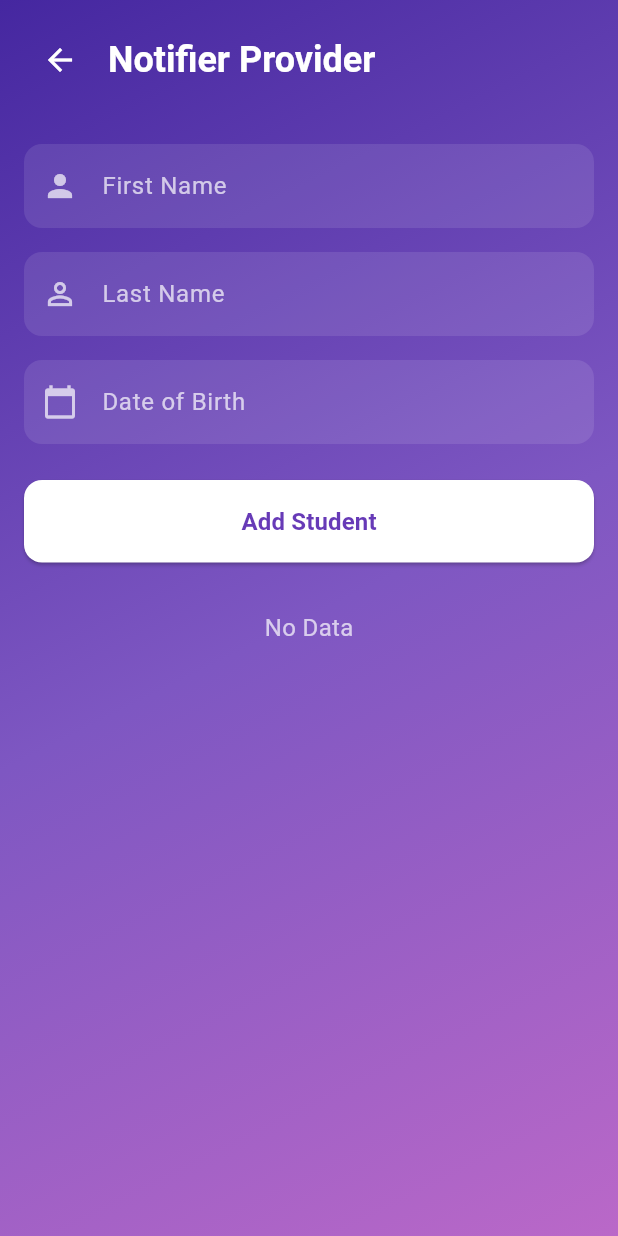
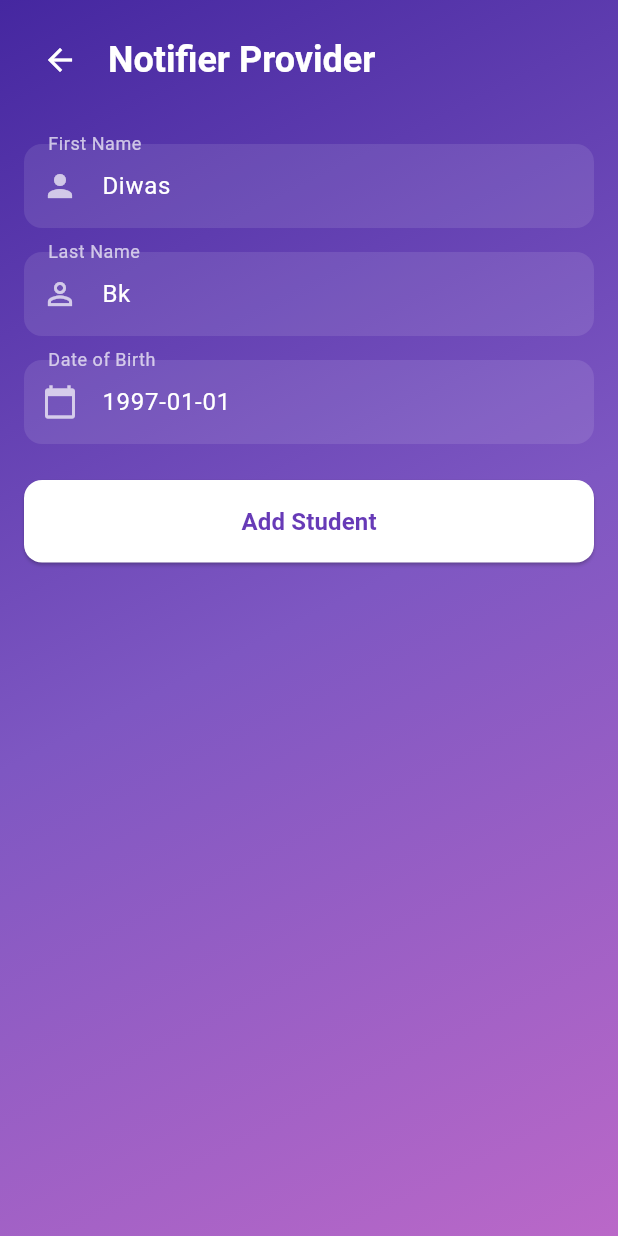
Before and after one commit to diwasbk/Flutter-Learning-App, a Flutter app: the screen it shows after launch, after a tap on "Notifier Provider", on a phone screen of 412 x 824 dp. Run offline on Flutter 3.47's test engine with Material 3 defaults, Android fonts, the phone set to English and light mode, and no system bars; our stand-ins replace flutter_riverpod.

Commit message:
Show Added Student Data in the UI

```diff
--- a/lib/screens/notifier_provider_screen.dart
+++ b/lib/screens/notifier_provider_screen.dart
@@ -1,4 +1,6 @@
 import 'package:flutter/material.dart';
+import 'package:flutter_learning_app/models/student_model.dart';
+import 'package:flutter_learning_app/view_models/student_view_model.dart';
 import 'package:flutter_riverpod/flutter_riverpod.dart';
 
 class NotifierProviderScreen extends ConsumerStatefulWidget {
@@ -15,8 +17,11 @@ class _NotifierProviderScreenState
   final lNameController = TextEditingController(text: "Bk");
   final dobController = TextEditingController(text: "1997-01-01");
 
+  final _formKey = GlobalKey<FormState>();
+
   @override
   Widget build(BuildContext context) {
+    final studentViewModel = ref.watch(StudentViewModelProvider);
     return Scaffold(
       body: Container(
         decoration: BoxDecoration(
@@ -31,6 +36,8 @@ class _NotifierProviderScreenState
           ),
         ),
         child: SafeArea(
+          child: Form(
+            key: _formKey,
             child: Column(
               crossAxisAlignment: CrossAxisAlignment.start,
               children: [
@@ -60,6 +67,7 @@ class _NotifierProviderScreenState
                     child: Column(
                       children: [
                         TextFormField(
+                          controller: fNameController,
                           decoration: InputDecoration(
                             labelText: 'First Name',
                             labelStyle: const TextStyle(color: Colors.white70),
@@ -78,6 +86,7 @@ class _NotifierProviderScreenState
                         ),
                         const SizedBox(height: 16),
                         TextFormField(
+                          controller: lNameController,
                           decoration: InputDecoration(
                             labelText: 'Last Name',
                             labelStyle: const TextStyle(color: Colors.white70),
@@ -96,6 +105,7 @@ class _NotifierProviderScreenState
                         ),
                         const SizedBox(height: 16),
                         TextFormField(
+                          controller: dobController,
                           decoration: InputDecoration(
                             labelText: 'Date of Birth',
                             labelStyle: const TextStyle(color: Colors.white70),
@@ -117,7 +127,16 @@ class _NotifierProviderScreenState
                         SizedBox(
                           width: double.infinity,
                           child: ElevatedButton(
-                          onPressed: () {},
+                            onPressed: () {
+                              if (_formKey.currentState!.validate()) {
+                                final student = StudentModel(
+                                  fName: fNameController.text,
+                                  lName: lNameController.text,
+                                  dob: dobController.text,
+                                );
+                                ref.read(StudentViewModelProvider.notifier).addStudent(student);
+                              }
+                            },
                             style: ElevatedButton.styleFrom(
                               backgroundColor: Colors.white,
                               foregroundColor: Colors.deepPurple,
@@ -136,9 +155,29 @@ class _NotifierProviderScreenState
                           ),
                         ),
                         const SizedBox(height: 32),
-                      const Text(
-                        'No Data',
-                        style: TextStyle(color: Colors.white70, fontSize: 16),
+                        // Check State
+                        studentViewModel.isLoading ? const CircularProgressIndicator() : ListView.builder(
+                                shrinkWrap: true,
+                                physics: const NeverScrollableScrollPhysics(),
+                                itemCount: studentViewModel.lstStudents.length,
+                                itemBuilder: (context, index) {
+                                  final student = studentViewModel.lstStudents[index];
+                                  return ListTile(
+                                    title: Text(
+                                      student.fName,
+                                      style: const TextStyle(
+                                        color: Colors.white,
+                                      ),
+                                    ),
+                                    trailing: IconButton(
+                                      onPressed: () {},
+                                      icon: const Icon(
+                                        Icons.delete,
+                                        color: Colors.white,
+                                      ),
+                                    ),
+                                  );
+                                },
                           ),
                       ],
                     ),
@@ -148,6 +187,7 @@ class _NotifierProviderScreenState
             ),
           ),
         ),
+      ),
     );
   }
 }
```
Lines whose indentation alone changed are shown as unchanged.
